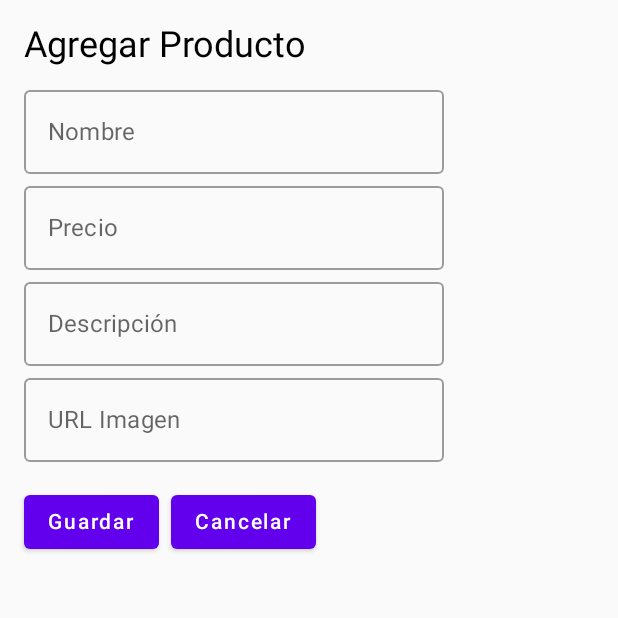
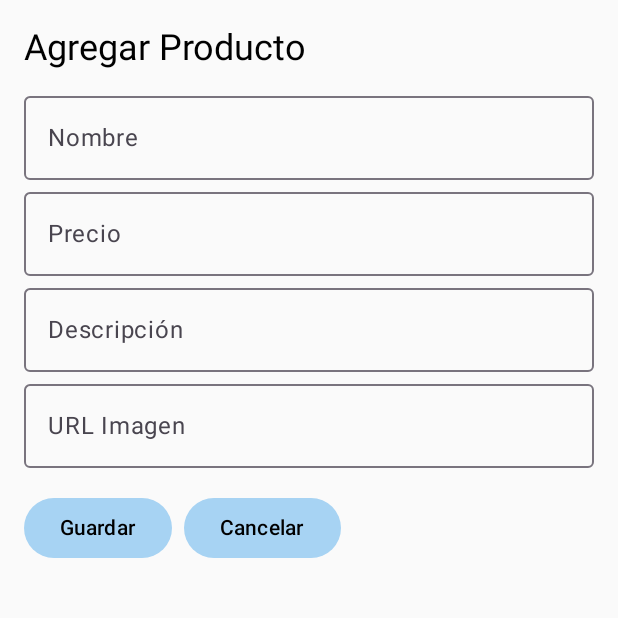
Before and after one commit to MiguelJimnz/ParcialIIDBP, an Android app built with Jetpack Compose: the screen it shows after launch (MainActivity), after a tap on "Agregar Producto", on a phone screen of 412 x 824 dp, the top half of it. Run offline under Robolectric (Android 15) with nearby library versions, the phone set to English and light mode, and no system bars.

Commit message:
ParcialII DBP Ventas Y Registros

```diff
--- a/app/src/main/java/com/example/parcial/MainActivity.kt
+++ b/app/src/main/java/com/example/parcial/MainActivity.kt
@@ -14,13 +14,15 @@ import androidx.compose.ui.tooling.preview.Preview
 import com.example.parcial.items.Navigation
 import com.example.parcial.ui.theme.ParcialTheme
 
+
 class MainActivity : ComponentActivity() {
     override fun onCreate(savedInstanceState: Bundle?) {
         super.onCreate(savedInstanceState)
         enableEdgeToEdge()
         setContent {
-            Navigation();
-
+            ParcialTheme {
+                Navigation()
+            }
         }
     }
 }
--- a/app/src/main/java/com/example/parcial/items/Navigation.kt
+++ b/app/src/main/java/com/example/parcial/items/Navigation.kt
@@ -9,80 +9,32 @@ import androidx.navigation.compose.NavHost
 import androidx.navigation.compose.composable
 import androidx.navigation.compose.rememberNavController
 import androidx.navigation.navArgument
+import androidx.compose.runtime.mutableStateListOf
+
+import androidx.compose.runtime.snapshots.SnapshotStateList
+import androidx.compose.runtime.toMutableStateList
 
 @Composable
-fun Navigation(viewModel: ProductosViewModel = viewModel()){
-
-
-
-
+fun Navigation() {
     val navController = rememberNavController()
+    val viewModel: ProductosViewModel = viewModel()
 
     NavHost(navController = navController, startDestination = "pantalla_principal") {
-
         composable("pantalla_principal") {
-            PantallaPrincipal(navController = navController, viewModel = viewModel)
+            PantallaPrincipal(navController, viewModel)
         }
-
         composable("registro_producto") {
-            RegistroProductos(navController = navController, viewModel = viewModel)
+            RegistroProductos(navController, viewModel)
         }
-
         composable("pantalla_carrito") {
-            PantallaCarrito(navController = navController, viewModel = viewModel)
+            PantallaCarrito(navController, viewModel)
         }
-
         composable(
             "pantalla_detalles/{productoId}",
             arguments = listOf(navArgument("productoId") { type = NavType.IntType })
         ) { backStackEntry ->
             val id = backStackEntry.arguments?.getInt("productoId") ?: 0
-            PantallaDetalles(navController = navController, viewModel = viewModel, productoId = id)
+            PantallaDetalle(navController, viewModel, productoId = id)
         }
     }
-
-
-
 }
-data class Producto(
-    val id: Int,
-    val nombre: String,
-    val precio: Double,
-    val descripcion: String,
-    val imagenUrl: String
-)
-class ProductosViewModel : ViewModel() {
-
-
-    var productos = mutableStateListOf<Producto>()
-
-
-
-    private val carrito = mutableStateListOf<Producto>()
-
-
-
-    fun agregarProducto(producto: Producto) {
-        productos.add(producto)
-    }
-
-
-    fun agregarAlCarrito(producto: Producto) {
-        carrito.add(producto)
-    }
-
-
-    fun obtenerProductoPorId(id: Int): Producto? {
-        return productos.find { it.id == id }
-    }
-
-
-    fun totalCarrito(): Double {
-        return carrito.sumOf { it.precio }
-    }
-
-
-    fun limpiarCarrito() {
-        carrito.clear()
-    }
-}
--- a/app/src/main/java/com/example/parcial/items/PantallaPrincipal.kt
+++ b/app/src/main/java/com/example/parcial/items/PantallaPrincipal.kt
@@ -2,6 +2,8 @@ package com.example.parcial.items
 
 import androidx.compose.foundation.Image
 import androidx.compose.foundation.clickable
+import androidx.compose.material3.CenterAlignedTopAppBar
+import androidx.compose.material3.TopAppBarDefaults
 import androidx.compose.foundation.layout.Column
 import androidx.compose.foundation.layout.Row
 import androidx.compose.foundation.layout.Spacer
@@ -10,32 +12,74 @@ import androidx.compose.foundation.layout.height
 import androidx.compose.foundation.layout.padding
 import androidx.compose.foundation.layout.size
 import androidx.compose.foundation.lazy.LazyColumn
-import androidx.compose.material.Card
-import androidx.compose.material.FloatingActionButton
-import androidx.compose.material.Icon
-import androidx.compose.material.MaterialTheme
-import androidx.compose.material.Scaffold
-import androidx.compose.material.Text
-import androidx.compose.material.TopAppBar
+import androidx.compose.foundation.lazy.items
+
 import androidx.compose.material.icons.Icons
 import androidx.compose.material.icons.filled.Add
 import androidx.compose.material.icons.filled.ShoppingCart
+import androidx.compose.material3.Card
+import androidx.compose.material3.CenterAlignedTopAppBar
+import androidx.compose.material3.FloatingActionButton
+import androidx.compose.material3.Icon
+import androidx.compose.material3.MaterialTheme
+import androidx.compose.material3.Scaffold
+import androidx.compose.material3.Text
+import androidx.compose.material3.TopAppBar
+import androidx.compose.material3.TopAppBar
+
 import androidx.compose.runtime.Composable
+import androidx.compose.runtime.derivedStateOf
+import androidx.compose.runtime.getValue
+import androidx.compose.runtime.remember
+
+import androidx.compose.ui.res.painterResource
+import androidx.compose.ui.unit.dp
+import androidx.navigation.NavController
+import coil.compose.AsyncImage
+import coil.compose.rememberImagePainter
+import com.example.parcial.R
+import androidx.compose.material.*
+import androidx.compose.foundation.layout.*
+import androidx.compose.foundation.lazy.LazyColumn
+import androidx.compose.foundation.lazy.items
+import androidx.compose.runtime.*
 import androidx.compose.ui.Alignment
 import androidx.compose.ui.Modifier
+import androidx.compose.ui.platform.LocalContext
 import androidx.compose.ui.unit.dp
-import androidx.navigation.NavController
-import coil.compose.rememberImagePainter
-import com.example.parcial.R
+import androidx.compose.ui.graphics.Color
+import android.widget.Toast
+import androidx.compose.foundation.background
+import androidx.compose.foundation.layout.*
+import androidx.compose.material3.*
+import androidx.compose.foundation.lazy.LazyColumn
+import androidx.compose.foundation.lazy.items
+import androidx.compose.runtime.*
+
+import androidx.compose.ui.unit.dp
 
 @Composable
 fun PantallaPrincipal(navController: NavController, viewModel: ProductosViewModel) {
     val productos = viewModel.productos
-    val total = viewModel.totalCarrito()
+    val carrito = viewModel.carrito
+    val total by remember { derivedStateOf { viewModel.totalCarrito() } }
 
     Scaffold(
         topBar = {
-            TopAppBar(title = { Text("Catálogo de Productos") })
+            Box(
+                modifier = Modifier
+                    .fillMaxWidth()
+                    .height(56.dp)
+                    .background(MaterialTheme.colorScheme.primary),
+                contentAlignment = Alignment.CenterStart
+            ) {
+                Text(
+                    text = "Catálogo de Productos",
+                    color = MaterialTheme.colorScheme.onPrimary,
+                    style = MaterialTheme.typography.titleLarge,
+                    modifier = Modifier.padding(horizontal = 16.dp)
+                )
+            }
         },
         floatingActionButton = {
             Column {
@@ -49,9 +93,13 @@ fun PantallaPrincipal(navController: NavController, viewModel: ProductosViewMode
             }
         }
     ) { paddingValues ->
-        Column(modifier = Modifier.padding(paddingValues).padding(16.dp)) {
-            Text("Total en carrito: $${"%.2f".format(total)}", style = MaterialTheme.typography.h6)
+        Column(modifier = Modifier
+            .padding(paddingValues)
+            .padding(16.dp)) {
+
+            Text("Total en carrito: $${"%.2f".format(total)}", style = MaterialTheme.typography.headlineSmall)
             Spacer(modifier = Modifier.height(8.dp))
+
             LazyColumn {
                 items(productos) { producto ->
                     Card(
@@ -61,21 +109,19 @@ fun PantallaPrincipal(navController: NavController, viewModel: ProductosViewMode
                             .clickable { navController.navigate("pantalla_detalles/${producto.id}") }
                     ) {
                         Row(verticalAlignment = Alignment.CenterVertically) {
-                            Image(
-                                painter = rememberImagePainter(
-                                    data = producto.imagenUrl,
-                                    builder = {
-                                        error(R.drawable.placeholder)
-                                    }
-                                ),
+                            val imagen = if (producto.imagenUrl.isNotBlank()) producto.imagenUrl else null
+                            AsyncImage(
+                                model = imagen,
                                 contentDescription = null,
                                 modifier = Modifier
                                     .size(64.dp)
-                                    .padding(8.dp)
+                                    .padding(8.dp),
+                                placeholder = painterResource(id = R.drawable.ic_launcher_background),
+                                error = painterResource(id = R.drawable.ic_launcher_foreground)
                             )
                             Column {
-                                Text(producto.nombre, style = MaterialTheme.typography.subtitle1)
-                                Text("$${producto.precio}", style = MaterialTheme.typography.body2)
+                                Text(producto.nombre, style = MaterialTheme.typography.titleMedium)
+                                Text(text = "$${producto.precio}", style = MaterialTheme.typography.bodyMedium)
                             }
                         }
                     }
--- /dev/null
+++ b/app/src/main/java/com/example/parcial/items/ProductosViewModel.kt
@@ -0,0 +1,37 @@
+package com.example.parcial.items
+
+import androidx.compose.runtime.mutableStateListOf
+import androidx.compose.runtime.snapshots.SnapshotStateList
+import androidx.lifecycle.ViewModel
+
+class ProductosViewModel : ViewModel() {
+    private val _productos = mutableStateListOf<Producto>()
+    val productos: List<Producto> get() = _productos
+
+    private val _carrito = mutableStateListOf<Producto>()
+    val carrito: SnapshotStateList<Producto> = _carrito
+
+    private var nextId = 1
+
+
+
+    fun agregarProducto(producto: Producto) {
+        _productos.add(producto.copy(id = nextId++))
+    }
+
+    fun obtenerProductoPorId(id: Int): Producto? {
+        return _productos.find { it.id == id }
+    }
+
+    fun agregarAlCarrito(producto: Producto) {
+        _carrito.add(producto)
+    }
+
+    fun totalCarrito(): Double {
+        return _carrito.sumOf { it.precio }
+    }
+
+    fun limpiarCarrito() {
+        _carrito.clear()
+    }
+}
--- a/app/src/main/java/com/example/parcial/items/RegistroProductos.kt
+++ b/app/src/main/java/com/example/parcial/items/RegistroProductos.kt
@@ -1,51 +1,77 @@
 package com.example.parcial.items
 
+import android.widget.Toast
 import androidx.compose.foundation.layout.Column
 import androidx.compose.foundation.layout.Row
 import androidx.compose.foundation.layout.Spacer
+import androidx.compose.foundation.layout.fillMaxWidth
 import androidx.compose.foundation.layout.height
 import androidx.compose.foundation.layout.padding
 import androidx.compose.foundation.layout.width
 import androidx.compose.foundation.text.KeyboardOptions
-import androidx.compose.material.Button
-import androidx.compose.material.MaterialTheme
-import androidx.compose.material.OutlinedTextField
-import androidx.compose.material.Text
+import androidx.compose.material3.Button
+import androidx.compose.material3.MaterialTheme
+import androidx.compose.material3.OutlinedTextField
+import androidx.compose.material3.Text
+
 import androidx.compose.runtime.Composable
 import androidx.compose.runtime.getValue
 import androidx.compose.runtime.mutableStateOf
 import androidx.compose.runtime.remember
 import androidx.compose.runtime.setValue
 import androidx.compose.ui.Modifier
+import androidx.compose.ui.platform.LocalContext
 import androidx.compose.ui.text.input.KeyboardType
 import androidx.compose.ui.unit.dp
 import androidx.navigation.NavController
 
 
 @Composable
-fun RegistroProductos(navController: NavController, viewModel: ProductosViewModel){
-
+fun RegistroProductos(navController: NavController, viewModel: ProductosViewModel) {
     var nombre by remember { mutableStateOf("") }
     var precio by remember { mutableStateOf("") }
     var descripcion by remember { mutableStateOf("") }
     var imagenUrl by remember { mutableStateOf("") }
 
-    Column (modifier = Modifier.padding(16.dp)) {
-        Text("Agregar Producto", style = MaterialTheme.typography.h5)
+    Column(modifier = Modifier.padding(16.dp)) {
+        Text("Agregar Producto", style = MaterialTheme.typography.headlineSmall)
         Spacer(modifier = Modifier.height(8.dp))
 
-        OutlinedTextField(value = nombre, onValueChange = { nombre = it }, label = { Text("Nombre") })
-        OutlinedTextField(value = precio, onValueChange = { precio = it }, label = { Text("Precio") }, keyboardOptions = KeyboardOptions.Default.copy(keyboardType = KeyboardType.Number))
-        OutlinedTextField(value = descripcion, onValueChange = { descripcion = it }, label = { Text("Descripción") })
-        OutlinedTextField(value = imagenUrl, onValueChange = { imagenUrl = it }, label = { Text("URL Imagen") })
+        OutlinedTextField(
+            value = nombre,
+            onValueChange = { nombre = it },
+            label = { Text("Nombre") },
+            modifier = Modifier.fillMaxWidth()
+        )
+        OutlinedTextField(
+            value = precio,
+            onValueChange = { precio = it },
+            label = { Text("Precio") },
+            keyboardOptions = KeyboardOptions(keyboardType = KeyboardType.Number),
+            modifier = Modifier.fillMaxWidth()
+        )
+        OutlinedTextField(
+            value = descripcion,
+            onValueChange = { descripcion = it },
+            label = { Text("Descripción") },
+            modifier = Modifier.fillMaxWidth()
+        )
+        OutlinedTextField(
+            value = imagenUrl,
+            onValueChange = { imagenUrl = it },
+            label = { Text("URL Imagen") },
+            modifier = Modifier.fillMaxWidth()
+        )
 
         Spacer(modifier = Modifier.height(16.dp))
         Row {
+            val context = LocalContext.current
+
             Button(onClick = {
-                if (nombre.isNotBlank() && precio.isNotBlank()) {
+                if (nombre.isNotBlank() && precio.isNotBlank() && descripcion.isNotBlank() && imagenUrl.isNotBlank()) {
                     viewModel.agregarProducto(
                         Producto(
-                            id = viewModel.productos.size + 1,
+                            id = 0,
                             nombre = nombre,
                             precio = precio.toDoubleOrNull() ?: 0.0,
                             descripcion = descripcion,
@@ -53,6 +79,8 @@ fun RegistroProductos(navController: NavController, viewModel: ProductosViewMode
                         )
                     )
                     navController.popBackStack()
+                } else {
+                    Toast.makeText(context, "Completa todos los campos", Toast.LENGTH_SHORT).show()
                 }
             }) {
                 Text("Guardar")
--- a/app/src/main/java/com/example/parcial/ui/theme/Color.kt
+++ b/app/src/main/java/com/example/parcial/ui/theme/Color.kt
@@ -2,10 +2,11 @@ package com.example.parcial.ui.theme
 
 import androidx.compose.ui.graphics.Color
 
-val Purple80 = Color(0xFFD0BCFF)
-val PurpleGrey80 = Color(0xFFCCC2DC)
-val Pink80 = Color(0xFFEFB8C8)
 
-val Purple40 = Color(0xFF6650a4)
-val PurpleGrey40 = Color(0xFF625b71)
-val Pink40 = Color(0xFF7D5260)
+
+
+val AzulPastel = Color(0xFFA7D3F3)
+val VerdeMenta = Color(0xFFB9FBC0)
+val RosaSuave = Color(0xFFF7C5CC)
+val LilaPastel = Color(0xFFDCC6E0)
+val AmarilloClaro = Color(0xFFFFF3B0)
--- a/app/src/main/java/com/example/parcial/ui/theme/Theme.kt
+++ b/app/src/main/java/com/example/parcial/ui/theme/Theme.kt
@@ -9,18 +9,21 @@ import androidx.compose.material3.dynamicDarkColorScheme
 import androidx.compose.material3.dynamicLightColorScheme
 import androidx.compose.material3.lightColorScheme
 import androidx.compose.runtime.Composable
+import androidx.compose.ui.graphics.Color
 import androidx.compose.ui.platform.LocalContext
 
-private val DarkColorScheme = darkColorScheme(
-    primary = Purple80,
-    secondary = PurpleGrey80,
-    tertiary = Pink80
+
+
+private val PastelColorScheme = lightColorScheme(
+    primary = AzulPastel,
+    onPrimary = Color.Black,
+    secondary = RosaSuave,
+    onSecondary = Color.Black,
+    background = Color.White,
+    onBackground = Color.Black,
+    surface = AmarilloClaro,
+    onSurface = Color.Black
 )
-
-private val LightColorScheme = lightColorScheme(
-    primary = Purple40,
-    secondary = PurpleGrey40,
-    tertiary = Pink40
 
     /* Other default colors to override
     background = Color(0xFFFFFBFE),
@@ -31,7 +34,8 @@ private val LightColorScheme = lightColorScheme(
     onBackground = Color(0xFF1C1B1F),
     onSurface = Color(0xFF1C1B1F),
     */
-)
+
+
 
 @Composable
 fun ParcialTheme(
@@ -46,12 +50,12 @@ fun ParcialTheme(
             if (darkTheme) dynamicDarkColorScheme(context) else dynamicLightColorScheme(context)
         }
 
-        darkTheme -> DarkColorScheme
-        else -> LightColorScheme
+
+        else -> PastelColorScheme
     }
 
     MaterialTheme(
-        colorScheme = colorScheme,
+        colorScheme = PastelColorScheme,
         typography = Typography,
         content = content
     )
```
Also changed, not shown: app/build.gradle.kts (+11 -3 lines), app/src/main/java/com/example/parcial/items/PantallaCarrito.kt (+110 -27 lines), app/src/main/java/com/example/parcial/items/PantallaDetalle.kt (+23 -33 lines), app/src/main/java/com/example/parcial/items/Producto.kt (added, +9 -0 lines), gradle/libs.versions.toml (+5 -3 lines), 1 other file.
